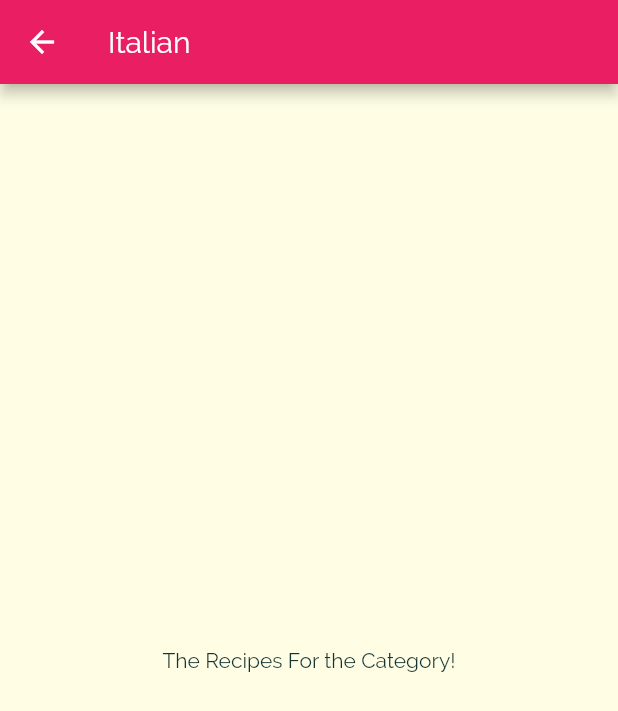
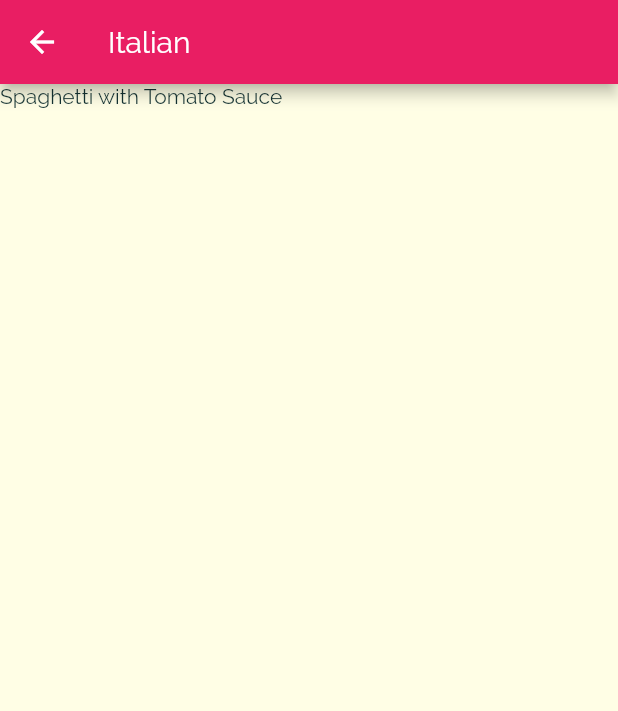
Before and after one commit to AqeelAaqi/daily_meal, a Flutter app: the screen it shows after launch, after a tap on "Italian", on a phone screen of 412 x 824 dp. Shown: the top 711 px of the screen. Run offline on Flutter 3.47's test engine with Material 2 defaults, Android fonts, the phone set to English and light mode, and no system bars.

Commit message:
selecting meals for chosen category

```diff
--- a/lib/category_meals_screen.dart
+++ b/lib/category_meals_screen.dart
@@ -1,4 +1,5 @@
 import 'package:flutter/material.dart';
+import 'dummy_data.dart';
 
 class CategoryMealsScreen extends StatelessWidget {
   static const routName = '/category-meals';
@@ -13,13 +14,17 @@ class CategoryMealsScreen extends StatelessWidget {
         ModalRoute.of(context)?.settings.arguments as Map<String, String>;
     final String? categoryId = routArgs['id'];
     final String? categoryTitle = routArgs['title'];
+    final categoryMeal = DUMMY_MEALS.where((element) {
+      return element.categories.contains(categoryId);
+    }).toList();
     // TODO: implement build
     return Scaffold(
         appBar: AppBar(
           title: Text(categoryTitle!),
         ),
-        body: const Center(
-          child: Text('The Recipes For the Category!'),
-        ));
+        body: ListView.builder(itemBuilder: (ctx, index) {
+            return Text(categoryMeal[index].title);
+          },itemCount: categoryMeal.length,),
+        );
   }
 }
--- a/lib/dummy_data.dart
+++ b/lib/dummy_data.dart
@@ -188,7 +188,7 @@ const DUMMY_MEALS = const [
   Meal(
     id: 'm5',
     categories: [
-      'c2'
+      'c2',
       'c5',
       'c10',
     ],
```
Lines whose indentation alone changed are shown as unchanged.
